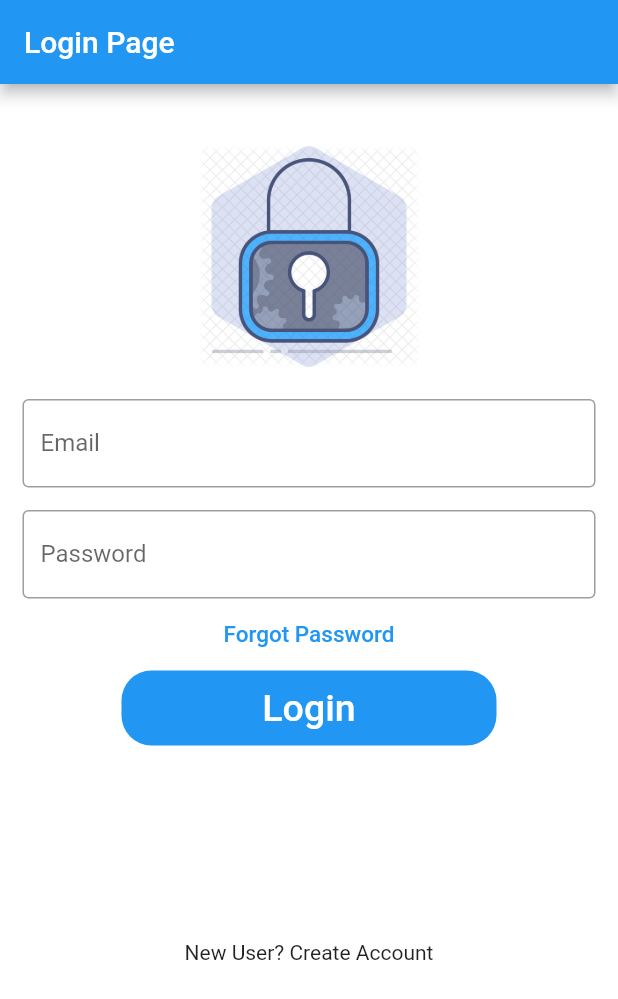
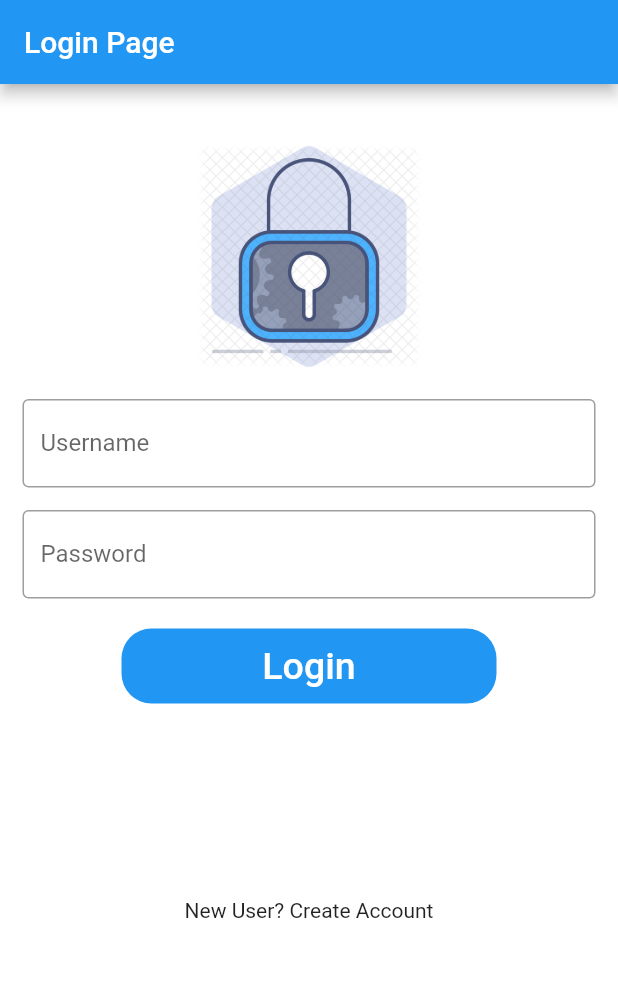
Before and after one commit to tanvir-ahmod/Project-Tracker, a Flutter app: the screen it shows after launch, on a phone screen of 412 x 824 dp. Shown: the top 999 px of the screen. Run offline on Flutter 3.47's test engine with Material 2 defaults, Android fonts, the phone set to English and light mode, and no system bars; our stand-ins replace get, sqflite; accounts and stored records are empty.

Commit message:
Integrate login API

```diff
--- a/lib/bloc/task_bloc.dart
+++ b/lib/bloc/task_bloc.dart
@@ -1,7 +1,7 @@
 import 'dart:async';
 
-import 'package:flutterapp/model/Task.dart';
-import 'package:flutterapp/repository/taskRepository.dart';
+import 'package:flutterapp/data/model/Task.dart';
+import 'package:flutterapp/data/repositories/taskRepository.dart';
 
 class TasksBlock {
   final TaskRepository _taskRepository = TaskRepository();
--- /dev/null
+++ b/lib/controller/auth_controller.dart
@@ -0,0 +1,22 @@
+import 'package:flutterapp/data/model/request/login_request.dart';
+import 'package:flutterapp/data/repositories/auth/auth_repository.dart';
+import 'package:flutterapp/data/repositories/auth/auth_repository_impl.dart';
+import 'package:get/get.dart';
+
+class AuthController extends GetxController {
+  var isLogin = false.obs;
+  AuthRepository authRepository = AuthRepositoryImpl();
+
+  Future<bool> login(String name, String password) async {
+    var loginResponse = await authRepository
+        .login(LoginRequest(name: name, password: password));
+
+    Get.snackbar(
+      "Authentication",
+      loginResponse.responseMessage,
+      snackPosition: SnackPosition.BOTTOM
+    );
+
+    return loginResponse.token.isNotEmpty;
+  }
+}
--- a/lib/dao/TaskDao.dart
+++ b/lib/dao/TaskDao.dart
@@ -1,7 +1,7 @@
 import 'dart:async';
 
+import 'package:flutterapp/data/model/Task.dart';
 import 'package:flutterapp/database/databaseHelper.dart';
-import 'package:flutterapp/model/Task.dart';
 import 'package:sqflite/sqflite.dart';
 
 class TaskDao {
@@ -13,7 +13,7 @@ class TaskDao {
   }
 
   Future<List<Task>> fetchAllTasks() async {
-    Database? db = await _dbHelper.database ;
+    Database? db = await _dbHelper.database;
     List<Map<String, Object?>>? result = await db?.query(DatabaseHelper.table);
     List<Task> tasks = result!.isNotEmpty
         ? result.map((item) => Task.fromDatabaseToJson(item)).toList()
--- /dev/null
+++ b/lib/data/model/request/login_request.dart
@@ -0,0 +1,29 @@
+// To parse this JSON data, do
+//
+//     final loginRequest = loginRequestFromJson(jsonString);
+
+import 'dart:convert';
+
+LoginRequest loginRequestFromJson(String str) => LoginRequest.fromJson(json.decode(str));
+
+String loginRequestToJson(LoginRequest data) => json.encode(data.toJson());
+
+class LoginRequest {
+  LoginRequest({
+    required this.name,
+    required this.password,
+  });
+
+  String name;
+  String password;
+
+  factory LoginRequest.fromJson(Map<String, dynamic> json) => LoginRequest(
+    name: json["name"],
+    password: json["password"],
+  );
+
+  Map<String, dynamic> toJson() => {
+    "name": name,
+    "password": password,
+  };
+}
--- /dev/null
+++ b/lib/data/repositories/auth/auth_repository.dart
@@ -0,0 +1,6 @@
+import 'package:flutterapp/data/model/request/login_request.dart';
+import 'package:flutterapp/data/model/response/login_response.dart';
+
+abstract class AuthRepository {
+  Future<LoginResponse> login(LoginRequest loginRequest);
+}
--- /dev/null
+++ b/lib/data/repositories/auth/auth_repository_impl.dart
@@ -0,0 +1,11 @@
+import 'package:flutterapp/data/model/request/login_request.dart';
+import 'package:flutterapp/data/model/response/login_response.dart';
+import 'package:flutterapp/data/repositories/auth/auth_repository.dart';
+import 'package:flutterapp/network/ApiService.dart';
+
+class AuthRepositoryImpl extends AuthRepository {
+  @override
+  Future<LoginResponse> login(LoginRequest loginRequest) async {
+    return await ApiService.login(loginRequest);
+  }
+}
--- a/lib/repository/taskRepository.dart
+++ b/lib/data/repositories/taskRepository.dart
@@ -1,5 +1,5 @@
 import 'package:flutterapp/dao/TaskDao.dart';
-import 'package:flutterapp/model/Task.dart';
+import 'package:flutterapp/data/model/Task.dart';
 
 class TaskRepository {
   TaskDao _taskDao = TaskDao();
--- a/lib/ui/LoginScreen.dart
+++ b/lib/ui/LoginScreen.dart
@@ -1,9 +1,17 @@
 import 'package:flutter/material.dart';
 import 'package:flutter/widgets.dart';
-import 'package:flutterapp/ui/home_page.dart';
+import 'package:flutterapp/controller/auth_controller.dart';
+import 'package:flutterapp/ui/sign_up_ui.dart';
 import 'package:get/get.dart';
 
+import 'home_page.dart';
+
 class LoginScreen extends StatelessWidget {
+  final AuthController authController = Get.put(AuthController());
+  final GlobalKey<FormState> _form = GlobalKey<FormState>();
+  final TextEditingController _name = TextEditingController();
+  final TextEditingController _pass = TextEditingController();
+
   @override
   Widget build(BuildContext context) {
     return Scaffold(
@@ -26,34 +34,52 @@ class LoginScreen extends StatelessWidget {
               SizedBox(
                 height: 20,
               ),
+              Form(
+                key: _form,
+                autovalidateMode: AutovalidateMode.onUserInteraction,
+                child: Column(
+                  children: [
                     Padding(
                       //padding: const EdgeInsets.only(left:15.0,right: 15.0,top:0,bottom: 0),
                       padding: EdgeInsets.symmetric(horizontal: 15),
-                child: TextField(
+                      child: TextFormField(
+                        controller: _name,
+                        textInputAction: TextInputAction.next,
+                        validator: (val) {
+                          if (val != null && val.isEmpty)
+                            return 'Field can not be empty';
+                          return null;
+                        },
                         decoration: InputDecoration(
                             border: OutlineInputBorder(),
-                      labelText: 'Email',
-                      hintText: 'Enter valid email id as abc@gmail.com'),
+                            labelText: 'Username',
+                            hintText: 'Enter username'),
                       ),
                     ),
                     Padding(
                       padding: const EdgeInsets.only(
                           left: 15.0, right: 15.0, top: 15, bottom: 0),
                       //padding: EdgeInsets.symmetric(horizontal: 15),
-                child: TextField(
+                      child: TextFormField(
+                        controller: _pass,
                         obscureText: true,
+                        textInputAction: TextInputAction.send,
+                        validator: (val) {
+                          if (val != null && val.isEmpty)
+                            return 'Field can not be empty';
+                          return null;
+                        },
                         decoration: InputDecoration(
                             border: OutlineInputBorder(),
                             labelText: 'Password',
-                      hintText: 'Enter secure password'),
+                            hintText: 'Enter password'),
                       ),
                     ),
-              TextButton(
-                onPressed: () {},
-                child: Text(
-                  'Forgot Password',
-                  style: TextStyle(color: Colors.blue, fontSize: 15),
+                  ],
                 ),
+              ),
+              SizedBox(
+                height: 20,
               ),
               Container(
                 height: 50,
@@ -62,8 +88,14 @@ class LoginScreen extends StatelessWidget {
                     color: Colors.blue,
                     borderRadius: BorderRadius.circular(20)),
                 child: TextButton(
-                  onPressed: () {
-                    Get.offAll(MyHomePage());
+                  onPressed: () async {
+                    if (_form.currentState!.validate()) {
+                      var isAuthenticated =
+                          await authController.login(_name.text, _pass.text);
+                      if (isAuthenticated) {
+                        Get.offAll(() => MyHomePage());
+                      }
+                    }
                   },
                   child: Text(
                     'Login',
@@ -74,7 +106,11 @@ class LoginScreen extends StatelessWidget {
               SizedBox(
                 height: 130,
               ),
-              Text('New User? Create Account')
+              InkWell(
+                  onTap: () {
+                    Get.offAll(SignUpUI());
+                  },
+                  child: Text('New User? Create Account'))
             ],
           ),
         ));
--- a/lib/ui/home_page.dart
+++ b/lib/ui/home_page.dart
@@ -1,7 +1,7 @@
 import 'package:flutter/material.dart';
 import 'package:flutter/widgets.dart';
 import 'package:flutterapp/bloc/task_bloc.dart';
-import 'package:flutterapp/model/Task.dart';
+import 'package:flutterapp/data/model/Task.dart';
 
 class MyHomePage extends StatefulWidget {
 
--- a/pubspec.yaml
+++ b/pubspec.yaml
@@ -24,6 +24,7 @@ dependencies:
   sqflite: ^2.0.0
   path_provider: ^2.0.2
   get: ^4.1.4
+  http: ^0.13.3
   flutter:
     sdk: flutter
 
```
Also changed, not shown: lib/data/model/response/login_response.dart (added, +30 -0 lines), lib/network/ApiService.dart (added, +23 -0 lines), lib/data/model/Task.dart (renamed from lib/model/Task.dart), pubspec.lock, 2 other files. Lines whose indentation alone changed are shown as unchanged.
